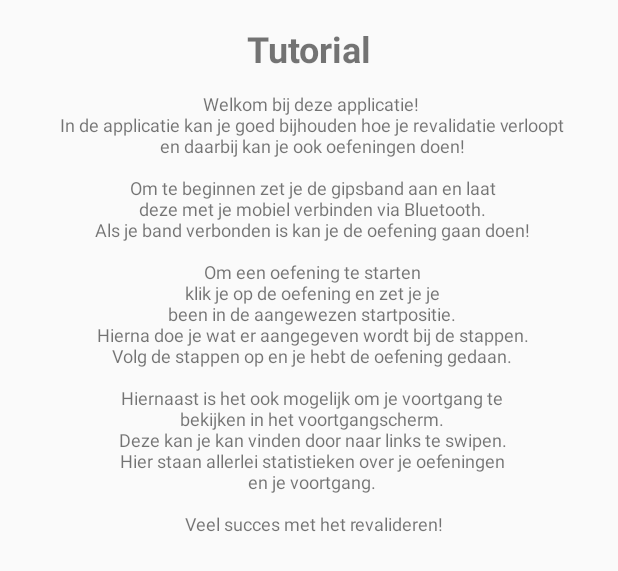
After one commit to s1086439/IPMEDT4_H, an Android app: the layout activity_tutorial.xml on its own in the app's theme, with its tools: preview values and no code run, on a phone screen of 412 x 824 dp. The commit adds this screen. Shown: the top 571 px of the screen. Run offline under Robolectric (Android 15) with nearby library versions, the phone set to English and light mode, and no system bars.

Commit message:
Tutorial Scherm gemaakt met uitleg

```diff
--- a/app/src/main/res/layout/activity_oefening.xml
+++ b/app/src/main/res/layout/activity_oefening.xml
@@ -124,7 +124,7 @@
         android:layout_width="wrap_content"
         android:layout_height="wrap_content"
         android:layout_marginEnd="8dp"
-        android:layout_marginLeft="26dp"
+        android:layout_marginLeft="8dp"
         android:layout_marginRight="8dp"
         android:layout_marginStart="26dp"
         android:layout_marginTop="71dp"
--- /dev/null
+++ b/app/src/main/res/layout/activity_tutorial.xml
@@ -0,0 +1,39 @@
+<?xml version="1.0" encoding="utf-8"?>
+<android.support.constraint.ConstraintLayout
+    xmlns:android="http://schemas.android.com/apk/res/android"
+    xmlns:app="http://schemas.android.com/apk/res-auto"
+    xmlns:tools="http://schemas.android.com/tools"
+    android:layout_width="match_parent"
+    android:layout_height="match_parent">
+
+    <TextView
+        android:id="@+id/textView"
+        android:layout_width="wrap_content"
+        android:layout_height="wrap_content"
+        android:layout_marginLeft="8dp"
+        android:layout_marginRight="8dp"
+        android:text="Tutorial"
+        android:textSize="24sp"
+        android:textStyle="bold"
+        app:layout_constraintLeft_toLeftOf="parent"
+        app:layout_constraintRight_toRightOf="parent"
+        app:layout_constraintTop_toTopOf="parent"
+        android:layout_marginTop="16dp"
+        app:layout_constraintHorizontal_bias="0.501" />
+
+    <TextView
+        android:id="@+id/textView3"
+        android:layout_width="wrap_content"
+        android:layout_height="wrap_content"
+        android:text="@string/tutorial_1"
+        android:textAlignment="center"
+        android:textSize="12sp"
+        android:layout_marginRight="8dp"
+        app:layout_constraintRight_toRightOf="parent"
+        android:layout_marginLeft="8dp"
+        app:layout_constraintLeft_toLeftOf="parent"
+        android:layout_marginTop="12dp"
+        app:layout_constraintTop_toBottomOf="@+id/textView"
+        app:layout_constraintHorizontal_bias="0.538" />
+
+</android.support.constraint.ConstraintLayout>
--- a/app/src/main/res/values/strings.xml
+++ b/app/src/main/res/values/strings.xml
@@ -29,4 +29,26 @@
     <string name="exercises_menu">Oefeningen</string>
     <string name="progress_menu">Voortgang</string>
 
+    <string name="tutorial_1">Welkom bij deze applicatie!
+        \n In de applicatie kan je goed bijhouden hoe je revalidatie verloopt
+        \n en daarbij kan je ook oefeningen doen!
+        \n
+        \n Om te beginnen zet je de gipsband aan en laat
+        \n deze met je mobiel verbinden via Bluetooth.
+        \n Als je band verbonden is kan je de oefening gaan doen!
+        \n
+        \n Om een oefening te starten
+        \n klik je op de oefening en zet je je
+        \n been in de aangewezen startpositie.
+        \n Hierna doe je wat er aangegeven wordt bij de stappen.
+        \n Volg de stappen op en je hebt de oefening gedaan.
+        \n
+        \n Hiernaast is het ook mogelijk om je voortgang te
+        \n bekijken in het voortgangscherm.
+        \n Deze kan je kan vinden door naar links te swipen.
+        \n Hier staan allerlei statistieken over je oefeningen
+        \n en je voortgang.
+        \n
+        \n Veel succes met het revalideren!
+    </string>
 </resources>
```
Also changed, not shown: app/src/main/res/layout/activity_progress.xml (renamed from app/src/main/res/layout/activity_profile.xml, +42 -66 lines).
